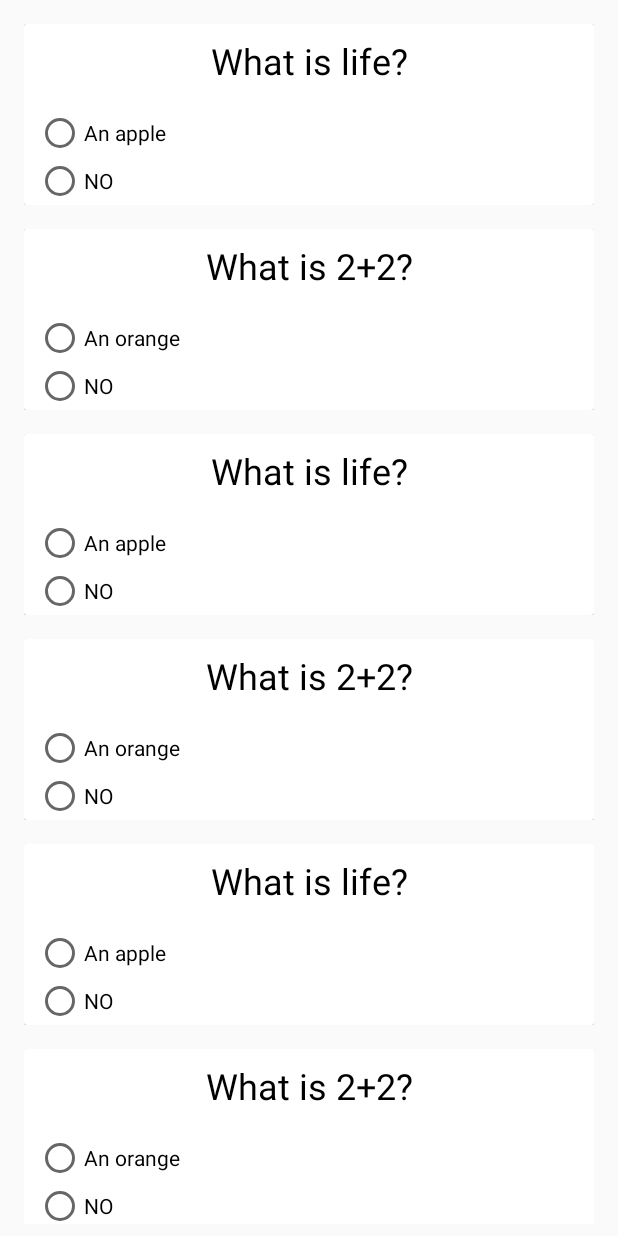
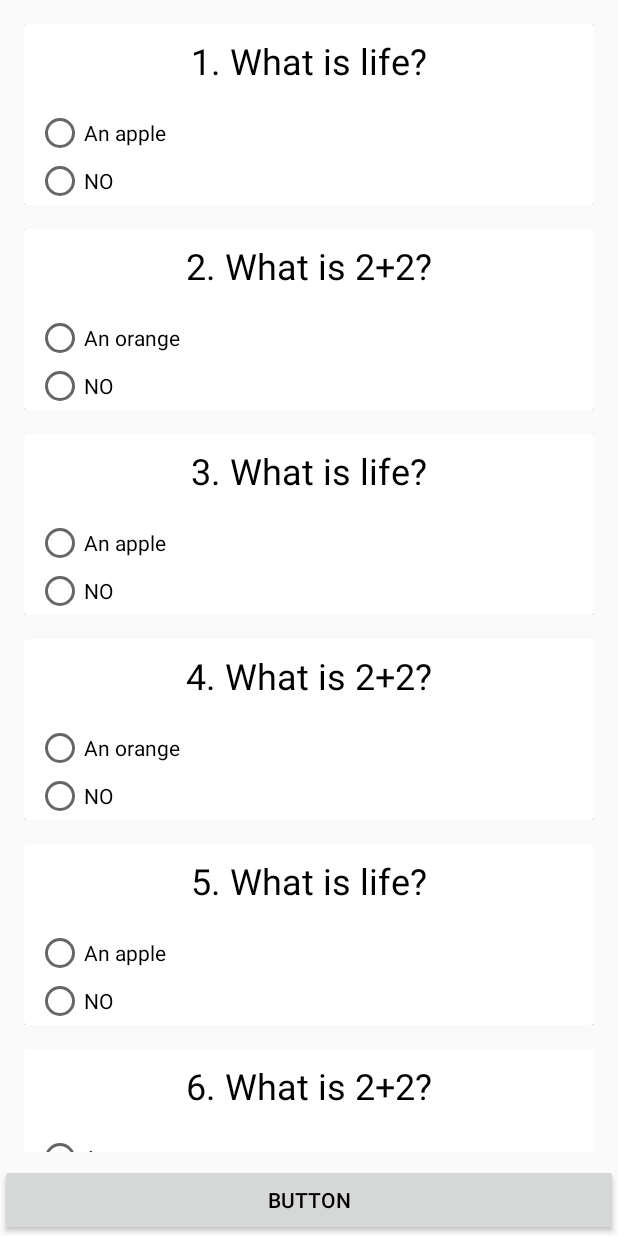
Before and after one commit to YousefHaggy/FBLA-Mobile-App, an Android app: the TestPage screen opened directly, with no data from a screen before it, on a phone screen of 412 x 824 dp. Run offline under Robolectric (Android 15) with nearby library versions, the phone set to English and light mode, and no system bars.

Commit message:
Lots of pain, Lots of progress

```diff
--- a/app/src/main/java/com/yousefhaggy/fblamobileapp/Question.java
+++ b/app/src/main/java/com/yousefhaggy/fblamobileapp/Question.java
@@ -5,6 +5,7 @@ public class Question {
     String[] choices;
     String answer;
     private String selectedChoice;
+    boolean isWrong;
     public Question(String question, String[] choices,String answer)
     {
         this.question=question;
--- a/app/src/main/java/com/yousefhaggy/fblamobileapp/QuestionRecyclerViewAdapter.java
+++ b/app/src/main/java/com/yousefhaggy/fblamobileapp/QuestionRecyclerViewAdapter.java
@@ -1,6 +1,7 @@
 package com.yousefhaggy.fblamobileapp;
 
 import android.content.Context;
+import android.graphics.Color;
 import android.support.annotation.NonNull;
 import android.support.v7.widget.CardView;
 import android.support.v7.widget.RecyclerView;
@@ -33,8 +34,8 @@ public class QuestionRecyclerViewAdapter extends RecyclerView.Adapter<QuestionRe
 
     }
 
-    List<Question> questions;
-
+    public List<Question> questions;
+    public boolean testSubmitted=false;
     QuestionRecyclerViewAdapter(List<Question> questions) {
         this.questions = questions;
     }
@@ -47,26 +48,39 @@ public class QuestionRecyclerViewAdapter extends RecyclerView.Adapter<QuestionRe
         return qv;
     }
 
+
     @Override
     public void onBindViewHolder(@NonNull final QuestionViewHolder questionViewHolder, int i) {
         questionViewHolder.questionText.setText(questions.get(i).question);
-        if(questionViewHolder.radioGroup.getChildCount()==0){
+        questionViewHolder.radioGroup.removeAllViews();
+
         for (int c = 0; c < questions.get(i).choices.length; c++) {
+
             final RadioButton answerChoice = new RadioButton(questionViewHolder.context);
 
             answerChoice.setText(questions.get(i).choices[c]);
-
+            if (questions.get(i).getSelectedChoice() != null && questions.get(i).getSelectedChoice().equals(questions.get(i).choices[c])) {
+                answerChoice.setChecked(true);
+            }
             answerChoice.setOnCheckedChangeListener(new RadioButton.OnCheckedChangeListener() {
                 @Override
                 public void onCheckedChanged(CompoundButton compoundButton, boolean b) {
-                    questions.get(questionViewHolder.getAdapterPosition()).setSelectedChoice(answerChoice.getText().toString());
+                    if (b) {
+                        questions.get(questionViewHolder.getAdapterPosition()).setSelectedChoice(answerChoice.getText().toString());
+                        // Log.e("STUFF ", questionViewHolder.getAdapterPosition() + " Positon " + questions.get(questionViewHolder.getAdapterPosition()).getSelectedChoice());
+                    }
                 }
             });
 
             questionViewHolder.radioGroup.addView(answerChoice);
         }
+        if (questions.get(i).isWrong) {
+            questionViewHolder.cardView.setCardBackgroundColor(Color.parseColor("#ffe6e6"));
         }
+        else if(testSubmitted){
+            questionViewHolder.cardView.setCardBackgroundColor(Color.parseColor("#E6FFEE"));
 
+        }
     }
 
     @Override
--- a/app/src/main/java/com/yousefhaggy/fblamobileapp/TestPage.java
+++ b/app/src/main/java/com/yousefhaggy/fblamobileapp/TestPage.java
@@ -1,30 +1,61 @@
 package com.yousefhaggy.fblamobileapp;
 
+import android.content.Context;
+import android.graphics.Color;
 import android.support.v7.app.AppCompatActivity;
 import android.os.Bundle;
 import android.support.v7.widget.LinearLayoutManager;
 import android.support.v7.widget.RecyclerView;
 import android.util.Log;
+import android.view.View;
+import android.widget.Button;
 
 import java.util.ArrayList;
 import java.util.List;
 
 public class TestPage extends AppCompatActivity {
-    List<Question> questionList=new ArrayList<>();
+    List<Question> questionList = new ArrayList<>();
+    RecyclerView testRecyclerView;
+    Button submitTest;
     @Override
     protected void onCreate(Bundle savedInstanceState) {
         super.onCreate(savedInstanceState);
         setContentView(R.layout.activity_test_page);
-        RecyclerView testRecyclerView=(RecyclerView) findViewById(R.id.TestRecyclerView);
-        LinearLayoutManager llm=new LinearLayoutManager(this);
+        testRecyclerView = (RecyclerView) findViewById(R.id.TestRecyclerView);
+        submitTest= (Button)findViewById(R.id.submitTestButton);
+        LinearLayoutManager llm = new LinearLayoutManager(this);
         testRecyclerView.setLayoutManager(llm);
-        for(int i=0; i<5;i++) {
+        int quesNum=1;
+        for (int i = 0; i < 5; i++) {
             String[] choices = {"An apple", "NO"};
-            questionList.add(new Question("What is life?", choices, "NO"));
+            questionList.add(new Question(quesNum+". What is life?", choices, "NO"));
+            quesNum++;
             String[] choices2 = {"An orange", "NO"};
-            questionList.add(new Question("What is 2+2?", choices2, "NO"));
+            questionList.add(new Question(quesNum+". What is 2+2?", choices2, "NO"));
+            quesNum++;
         }
-        QuestionRecyclerViewAdapter questionRecyclerView=new QuestionRecyclerViewAdapter(questionList);
-        testRecyclerView.setAdapter(questionRecyclerView);
+        for(Question q: questionList)
+        Log.e("sdfdsf",q.question+"");
+        final QuestionRecyclerViewAdapter testRecyclerViewAdapter = new QuestionRecyclerViewAdapter(questionList);
+
+        testRecyclerView.setAdapter(testRecyclerViewAdapter);
+
+        submitTest.setOnClickListener(new Button.OnClickListener() {
+            @Override
+            public void onClick(View view) {
+               for(int i=0; i<questionList.size();i++)
+               {
+                   if(!questionList.get(i).answer.equals(questionList.get(i).getSelectedChoice()))
+                   {
+                        questionList.get(i).isWrong=true;
+                   }
+                   testRecyclerViewAdapter.notifyItemChanged(i);
+               }
+               testRecyclerViewAdapter.testSubmitted=true;
+               testRecyclerView.smoothScrollToPosition(0);
+               submitTest.setVisibility(View.GONE);
+            }
+        });
     }
+
 }
--- a/app/src/main/res/layout/activity_test_page.xml
+++ b/app/src/main/res/layout/activity_test_page.xml
@@ -4,12 +4,14 @@
     xmlns:tools="http://schemas.android.com/tools"
     android:layout_width="match_parent"
     android:layout_height="match_parent"
-    tools:context=".TestPage">
+    tools:context=".TestPage"
+    android:orientation="vertical">
 
     <android.support.v7.widget.RecyclerView
         android:id="@+id/TestRecyclerView"
         android:layout_width="match_parent"
-        android:layout_height="match_parent"
+        android:layout_height="0dp"
+        android:layout_weight="1"
         android:layout_marginBottom="8dp"
         android:layout_marginEnd="8dp"
         android:layout_marginStart="8dp"
@@ -17,5 +19,14 @@
         app:layout_constraintBottom_toBottomOf="parent"
         app:layout_constraintEnd_toEndOf="parent"
         app:layout_constraintStart_toStartOf="parent"
-        app:layout_constraintTop_toTopOf="parent" />
+        app:layout_constraintTop_toTopOf="parent" >
+
+
+    </android.support.v7.widget.RecyclerView>
+
+    <Button
+        android:id="@+id/submitTestButton"
+        android:layout_width="match_parent"
+        android:layout_height="wrap_content"
+        android:text="Button" />
 </LinearLayout>
--- a/app/src/main/res/layout/multiple_choice_question_card.xml
+++ b/app/src/main/res/layout/multiple_choice_question_card.xml
@@ -10,7 +10,8 @@
     <android.support.v7.widget.CardView
         android:id="@+id/cardView"
         android:layout_width="match_parent"
-        android:layout_height="wrap_content">
+        android:layout_height="wrap_content"
+        >
 
         <android.support.constraint.ConstraintLayout
             android:layout_width="match_parent"
```
Also changed, not shown: app/src/main/res/layout/activity_event_page.xml (+15 -7 lines).
